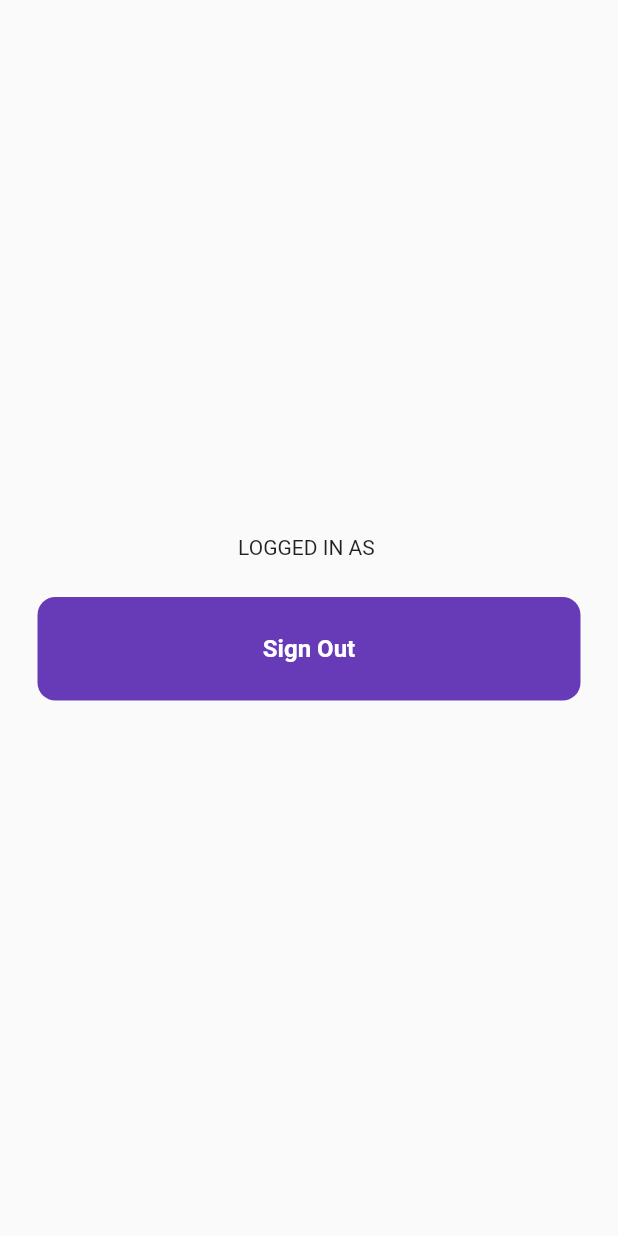
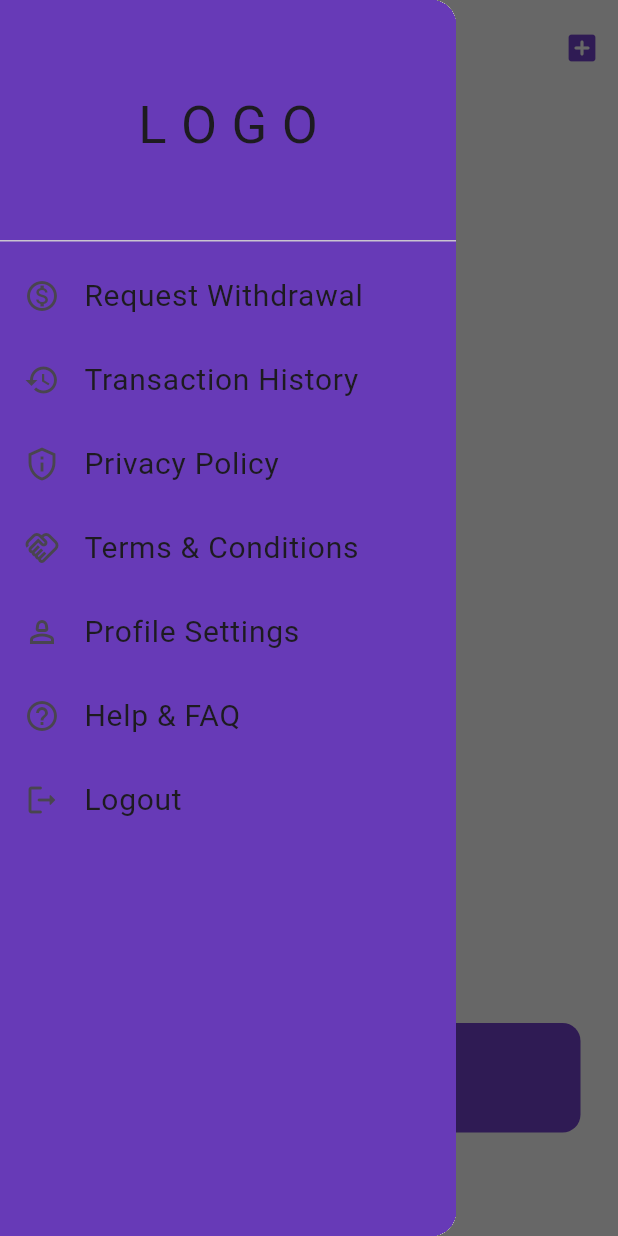
Before and after one commit to HungerMadra/brew_crew, a Flutter app: the screen it shows once a user with an empty profile is signed in, with the side drawer open (before the commit the screen has no drawer), on a phone screen of 412 x 824 dp. Run offline on Flutter 3.47's test engine with Material 2 defaults, Android fonts, the light colour scheme and no system bars; our stand-ins replace firebase_auth, firebase_core, google_sign_in; accounts and stored records are empty; network calls fail.

Commit message:
Drawer and Pages

```diff
--- a/lib/main.dart
+++ b/lib/main.dart
@@ -11,14 +11,17 @@ void main() async {
 
 
 class MyApp extends StatelessWidget {
-  const MyApp({super.key});
+  const MyApp({Key? key}) : super(key: key);
 
-  // This widget is the root of your application.
   @override
   Widget build(BuildContext context) {
-    return const MaterialApp(
+    return MaterialApp(
       debugShowCheckedModeBanner: false,
       home: Wrapper(),
+      theme: ThemeData(
+        useMaterial3: true,
+        appBarTheme: AppBarTheme(backgroundColor: Colors.grey[300]),
+      ),
     );
   }
 }
--- a/lib/screens/authenticate/register_page.dart
+++ b/lib/screens/authenticate/register_page.dart
@@ -56,8 +56,8 @@ class _RegisterPageState extends State<RegisterPage> {
 
             // logo
 
-              const Icon(Icons.coffee,
-              size: 100,
+              const Icon(Icons.temple_hindu_rounded,
+              size: 50,
               ),
               const SizedBox(height: 25),
 
--- a/lib/screens/authenticate/sign_in.dart
+++ b/lib/screens/authenticate/sign_in.dart
@@ -51,8 +51,8 @@ final GoogleSignIn _googleSignIn = GoogleSignIn();
 
             // logo
 
-              const Icon(Icons.coffee,
-              size: 100,
+              const Icon(Icons.temple_hindu_rounded,
+              size: 50,
               ),
               const SizedBox(height: 25),
 
--- a/lib/screens/home/home.dart
+++ b/lib/screens/home/home.dart
@@ -1,36 +1,84 @@
 import 'package:firebase_auth/firebase_auth.dart';
 import 'package:flutter/material.dart';
 import 'package:brew_crew/services/auth.dart';
-
+import '../../services/drawer.dart';
 import '../../services/my_buttons.dart';
 
-class Home extends StatelessWidget {
+class Home extends StatefulWidget {
   // Added a named parameter key to the constructor
-  Home({Key? key}) : super(key: key);
+  const Home({Key? key}) : super(key: key);
 
+  @override
+  State<Home> createState() => _HomeState();
+}
+
+class _HomeState extends State<Home> {
   final AuthService _auth = AuthService();
   final user = FirebaseAuth.instance.currentUser!;
+  final GlobalKey<ScaffoldState> _scaffoldKey = GlobalKey<ScaffoldState>();
+  final GlobalKey<ScaffoldState> _logoutScaffoldKey = GlobalKey<ScaffoldState>();
 
   @override
   Widget build(BuildContext context) {
     return Scaffold(
-      body: Center(
+      backgroundColor: Colors.grey.shade300,
+
+      // Add a key to the Scaffold widget to reference it from another widget
+      key: _scaffoldKey,
+
+      // Add a Drawer widget to the Scaffold
+      drawer: MyDrawer(
+    scaffoldKey: _scaffoldKey,
+    logoutScaffoldKey: _logoutScaffoldKey, // <-- add this line
+  ),
+
+      // Add a CustomScrollView widget to the body of the Scaffold
+      body: CustomScrollView(
+        slivers: [
+          // Add a SliverAppBar widget to the CustomScrollView
+          SliverAppBar.medium(
+            leading: IconButton(
+              onPressed: () {
+                _scaffoldKey.currentState!.openDrawer();
+              },
+              icon: const Icon(Icons.menu),
+            ),
+            actions: [
+              IconButton(
+                onPressed: () {},
+                icon: const Icon(Icons.add_box_rounded),
+                color: Colors.deepPurple,
+              ),
+            ],
+            title: const Text('Medium App Bar'),
+          ),
+
+          // Add a SizedBox widget to create space between the SliverAppBar and SliverToBoxAdapter
+          const SliverToBoxAdapter(
+            child: SizedBox(height: 50),
+          ),
+
+          // Add a SliverToBoxAdapter widget to the CustomScrollView
+          SliverToBoxAdapter(
+            child: Center(
               child: Column(
                 mainAxisAlignment: MainAxisAlignment.center,
                 children: [
-            Text(
-              'LOGGED IN AS ${user.email!}'
-            ),
-            const SizedBox(height: 25), // Moved the SizedBox widget inside the Column widget
+                  // Show the current user's email address
+                  Text('LOGGED IN AS ${user.email!}'),
+                  const SizedBox(height: 500),
+                  // Add a custom button to sign the user out
                   MyButton(
                     text: 'Sign Out',
-            onTap: (){
+                    onTap: () {
                       _auth.signUserOut();
                     },
                   ),
-
                 ],
               ),
+            ),
+          ),
+        ],
       ),
     );
   }
--- a/lib/screens/wrapper.dart
+++ b/lib/screens/wrapper.dart
@@ -2,9 +2,13 @@ import 'package:brew_crew/screens/authenticate/authenticate.dart';
 import 'package:brew_crew/screens/home/home.dart';
 import 'package:firebase_auth/firebase_auth.dart';
 import 'package:flutter/material.dart';
+import '../services/drawer.dart';
 
 class Wrapper extends StatelessWidget {
-  const Wrapper({super.key});
+  Wrapper({super.key});
+   final GlobalKey<ScaffoldState> scaffoldKey = GlobalKey<ScaffoldState>();
+   final GlobalKey<ScaffoldState> _logoutScaffoldKey = GlobalKey<ScaffoldState>();
+
 
   @override
   Widget build(BuildContext context) {
@@ -12,6 +16,7 @@ class Wrapper extends StatelessWidget {
     //Return either Home or Authenticate Widget
 
     return Scaffold(
+      key: scaffoldKey,
       body: StreamBuilder<User?>(
         stream: FirebaseAuth.instance.authStateChanges(),
         builder: (context, snapshot) {
@@ -19,13 +24,17 @@ class Wrapper extends StatelessWidget {
               // Is User logged in or not
             if (snapshot.hasData && snapshot.data != null) {
               // User is signed in, show Home widget
-              return Home();
+              return const Home();
             } else {
               // User is not signed in, show Authenticate widget
               return const Authenticate();
             }
         },
       ),
+      drawer: MyDrawer(
+    scaffoldKey: scaffoldKey,
+    logoutScaffoldKey: _logoutScaffoldKey, // <-- add this line
+  ),
     );
   }
 }
--- /dev/null
+++ b/lib/services/drawer.dart
@@ -0,0 +1,139 @@
+import 'package:brew_crew/screens/wrapper.dart';
+import 'package:flutter/material.dart';
+import '../pages/help.dart';
+import '../pages/history.dart';
+import '../pages/privacy.dart';
+import '../pages/settings.dart';
+import '../pages/terms.dart';
+import '../pages/withdrawal.dart';
+import 'package:firebase_auth/firebase_auth.dart';
+import '../screens/authenticate/authenticate.dart';
+
+final GlobalKey<NavigatorState> navigatorKey = GlobalKey<NavigatorState>();
+
+class MyDrawer extends StatelessWidget {
+  final GlobalKey<ScaffoldState> scaffoldKey;
+  final GlobalKey<ScaffoldState> logoutScaffoldKey; // <-- add this line
+
+  const MyDrawer({
+    Key? key,
+    required this.scaffoldKey,
+    required this.logoutScaffoldKey, // <-- add this line
+  }) : super(key: key);
+
+  @override
+  Widget build(BuildContext context) {
+    return Drawer(
+      child: Container(
+        color: Colors.deepPurple,
+        child: ListView(
+          children: [
+            const DrawerHeader(
+              //To do: Change this Child text widget to a row or column widget that will hold credit amount and deposit button
+              child: Center(
+                child: Text(
+                  'L O G O',
+                  style: TextStyle(fontSize: 35),
+                ),
+              ),
+            ),
+            // List of clickable links
+            ListTile(
+              leading: const Icon(Icons.monetization_on_outlined),
+              title: const Text(
+                'Request Withdrawal',
+                style: TextStyle(fontSize: 20),
+              ),
+              onTap: () {
+                Navigator.of(context).push(MaterialPageRoute(
+                  builder: (context) => Withdraw(),
+                ));
+              },
+            ),
+            ListTile(
+              leading: const Icon(Icons.history),
+              title: const Text(
+                'Transaction History',
+                style: TextStyle(fontSize: 20),
+              ),
+              onTap: () {
+                Navigator.of(context).push(MaterialPageRoute(
+                  builder: (context) => History(),
+                ));
+              },
+            ),
+            ListTile(
+              leading: const Icon(Icons.privacy_tip_outlined),
+              title: const Text(
+                'Privacy Policy',
+                style: TextStyle(fontSize: 20),
+              ),
+              onTap: () {
+                Navigator.of(context).push(MaterialPageRoute(
+                  builder: (context) => Privacy(),
+                ));
+              },
+            ),
+            ListTile(
+              leading: const Icon(Icons.handshake_outlined),
+              title: const Text(
+                'Terms & Conditions',
+                style: TextStyle(fontSize: 20),
+              ),
+              onTap: () {
+                Navigator.of(context).push(MaterialPageRoute(
+                  builder: (context) => Terms(),
+                ));
+              },
+            ),
+            ListTile(
+              leading: const Icon(Icons.person_2_outlined),
+              title: const Text(
+                'Profile Settings',
+                style: TextStyle(fontSize: 20),
+              ),
+              onTap: () {
+                Navigator.of(context).push(MaterialPageRoute(
+                  builder: (context) => Settings(),
+                ));
+              },
+            ),
+            ListTile(
+              leading: const Icon(Icons.help_outline_outlined),
+              title: const Text(
+                'Help & FAQ',
+                style: TextStyle(fontSize: 20),
+              ),
+              onTap: () {
+                Navigator.of(context).push(MaterialPageRoute(
+                  builder: (context) => Help(),
+                ));
+              },
+            ),
+           ListTile(
+            leading: const Icon(Icons.logout_rounded),
+            title: const Text(
+              'Logout',
+              style: TextStyle(fontSize: 20),
+            ),
+            onTap: () async {
+              try {
+                await FirebaseAuth.instance.signOut();
+                Navigator.popUntil(scaffoldKey.currentContext!, (route) => route.isFirst); // Close all screens and return to the first screen
+                Navigator.pushReplacement(
+                  scaffoldKey.currentContext!,
+                  MaterialPageRoute(builder: (context) => Wrapper()),
+                ); // Navigate to the Authenticate screen
+              } catch (e) {
+                print('Error logging out: $e');
+                // Display an error message to the user or handle the error in another way.
+              }
+            },
+            key: const Key('logout_key'),
+          ),
+          ],
+        ),
+      ),
+    );
+  }
+}
```
Also changed, not shown: lib/pages/help.dart (added, +44 -0 lines), lib/pages/history.dart (added, +45 -0 lines), lib/pages/privacy.dart (added, +45 -0 lines), lib/pages/settings.dart (added, +45 -0 lines), lib/pages/terms.dart (added, +45 -0 lines), lib/pages/withdrawal.dart (added, +45 -0 lines), 1 other file. Lines whose indentation alone changed are shown as unchanged.
